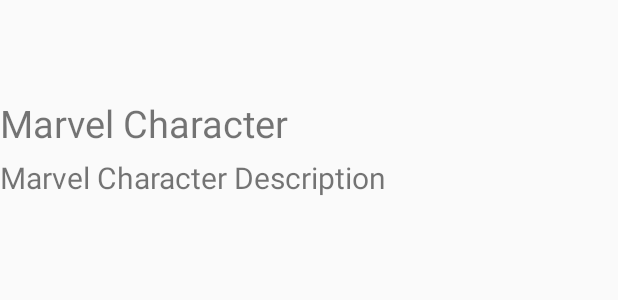
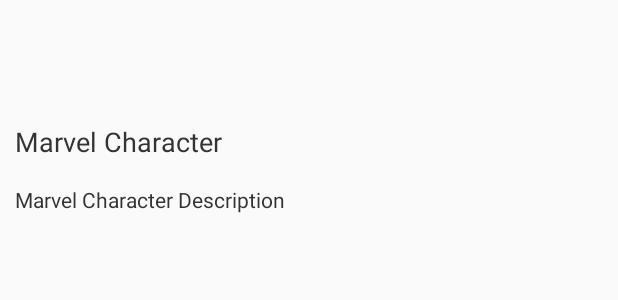
Before and after one commit to abhinavkumar17/CharacterExplorer, an Android app: the layout details_character.xml on its own in the app's theme, with its tools: preview values and no code run, on a phone screen of 412 x 824 dp. Shown: the top 300 px of the screen. Run offline under Robolectric (Android 15) with nearby library versions, the phone set to English and light mode, and no system bars.

Commit message:
Code Cleanup ans view standarization using styles

```diff
--- a/app/src/main/java/character/component/com/characterexplorer/characterdetails/CharacterDetailsFragment.java
+++ b/app/src/main/java/character/component/com/characterexplorer/characterdetails/CharacterDetailsFragment.java
@@ -18,7 +18,6 @@ public class CharacterDetailsFragment extends BaseFragment implements FetchChara
     private CharacterDetailsMvc mCharacterDetailsMvc;
     private FetchCharacterDetailsUseCase mFetchCharacterDetailsUseCase;
     private DialogsManager mDialogsManager;
-    Bundle args;
 
     private static final String ARG_QUESTION_ID = "ARG_QUESTION_ID";
 
@@ -31,7 +30,7 @@ public class CharacterDetailsFragment extends BaseFragment implements FetchChara
     }
 
     private String getCharacterId() {
-        return args.getString(ARG_QUESTION_ID);
+        return getArguments().getString(ARG_QUESTION_ID);
     }
 
 
--- a/app/src/main/java/character/component/com/characterexplorer/characterdetails/CharacterDetailsMvcImpl.java
+++ b/app/src/main/java/character/component/com/characterexplorer/characterdetails/CharacterDetailsMvcImpl.java
@@ -59,7 +59,7 @@ public class CharacterDetailsMvcImpl extends BaseViewMvc<CharacterDetailsMvc.Lis
         mToolbarViewMvc.setTitle(rowsModels.getName());
         Glide.with(getContext())
                 .load(rowsModels.getThumbnail().getPath() + "." + rowsModels.getThumbnail().getExtension())
-                .apply(new RequestOptions().override(200))
+                .apply(new RequestOptions().override(600))
                 .into(mImageView);
 
         final String url = rowsModels.getUrls().get(0).getUrl();
--- a/app/src/main/java/character/component/com/characterexplorer/characterlist/CharacterListFragment.java
+++ b/app/src/main/java/character/component/com/characterexplorer/characterlist/CharacterListFragment.java
@@ -21,6 +21,7 @@ import character.component.com.characterexplorer.usecase.FetchCharacterListUseCa
 
 public class CharacterListFragment extends BaseFragment implements CharacterListView.Listener, FetchCharacterListUseCase.Listener,
         NetworkStateReceiver.Listener {
+
     private CharacterListView mCharacterListView;
     private FetchCharacterListUseCase mFetchCharacterListUseCase;
     private DialogsManager mDialogsManager;
--- a/app/src/main/res/layout/activity_main.xml
+++ b/app/src/main/res/layout/activity_main.xml
@@ -9,8 +9,7 @@
 
     <FrameLayout
         android:id="@+id/frag_character"
-        android:layout_width="match_parent"
-        android:layout_height="wrap_content" />
+        style="@style/SectionLayout" />
 
 
 </LinearLayout>
--- a/app/src/main/res/layout/details_character.xml
+++ b/app/src/main/res/layout/details_character.xml
@@ -1,59 +1,45 @@
 <?xml version="1.0" encoding="utf-8"?>
 <LinearLayout xmlns:android="http://schemas.android.com/apk/res/android"
     xmlns:tools="http://schemas.android.com/tools"
-    android:layout_width="match_parent"
-    android:layout_height="wrap_content"
+    style="@style/SectionLayout"
     android:orientation="vertical">
 
     <include layout="@layout/element_toolbar" />
 
     <FrameLayout
-        android:layout_width="match_parent"
-        android:layout_height="match_parent"
-        android:paddingTop="5dp">
+        style="@style/MatchParentLayout"
+        android:paddingTop="@dimen/padding_internal">
 
         <ProgressBar
             android:id="@+id/progress"
-            android:layout_width="match_parent"
-            android:layout_height="match_parent"
-            android:layout_gravity="center"
+            style="@style/SectionLayout"
             android:visibility="gone" />
 
-        <ScrollView
-            android:layout_width="match_parent"
-            android:layout_height="match_parent">
+        <ScrollView style="@style/MatchParentLayout">
 
-            <RelativeLayout
-                android:layout_width="match_parent"
-                android:layout_height="wrap_content">
+            <RelativeLayout style="@style/SectionLayout">
 
                 <ImageView
                     android:id="@+id/img_character"
-                    android:layout_width="wrap_content"
-                    android:layout_height="wrap_content"
-                    android:paddingBottom="5dp" />
+                    style="@style/SectionLayout"
+                    android:paddingTop="@dimen/padding_internal_bigger"
+                    android:paddingBottom="@dimen/padding_internal" />
 
                 <TextView
                     android:id="@+id/name_character"
-                    android:layout_width="match_parent"
-                    android:layout_height="wrap_content"
+                    style="@style/TextTitle"
                     android:layout_below="@+id/img_character"
-                    android:paddingBottom="5dp"
-                    android:textSize="25sp"
                     tools:text="Marvel Character" />
 
                 <TextView
                     android:id="@+id/character_desc"
-                    android:layout_width="match_parent"
-                    android:layout_height="wrap_content"
+                    style="@style/TextDesc"
                     android:layout_below="@+id/name_character"
-                    android:textSize="20sp"
                     tools:text="Marvel Character Description" />
 
                 <Button
                     android:id="@+id/buttonPanel"
-                    android:layout_width="match_parent"
-                    android:layout_height="wrap_content"
+                    style="@style/Button"
                     android:layout_below="@+id/character_desc"
                     android:visibility="gone"
                     tools:text="External LINK" />
--- a/app/src/main/res/layout/element_toolbar.xml
+++ b/app/src/main/res/layout/element_toolbar.xml
@@ -3,8 +3,8 @@
     xmlns:app="http://schemas.android.com/apk/res-auto"
     android:id="@+id/toolbar"
     android:layout_width="match_parent"
-    android:layout_height="54dp"
-    android:minHeight="54dp"
+    android:layout_height="@dimen/toolbar_height"
+    android:minHeight="@dimen/toolbar_height"
     app:contentInsetEnd="0dp"
     app:contentInsetLeft="0dp"
     app:contentInsetRight="0dp"
--- a/app/src/main/res/values/colors.xml
+++ b/app/src/main/res/values/colors.xml
@@ -5,4 +5,6 @@
     <color name="colorAccent">#D81B60</color>
     <color name="white">#FFFFFF</color>
     <color name="black">#000000</color>
+    <color name="button_text">@android:color/white</color>
+    <color name="text_dark">#ff333333</color>
 </resources>
--- /dev/null
+++ b/app/src/main/res/values/dimens.xml
@@ -0,0 +1,12 @@
+<?xml version="1.0" encoding="utf-8"?>
+<resources>
+    <dimen name="padding_internal">5dp</dimen>
+    <dimen name="padding_internal_bigger">10dp</dimen>
+    <dimen name="text_size_primary">18sp</dimen>
+    <dimen name="text_size_secondary">14sp</dimen>
+    <dimen name="text_size_tool">20sp</dimen>
+    <dimen name="button_height">68dp</dimen>
+    <dimen name="padding_default">15dp</dimen>
+    <dimen name="toolbar_height">54dp</dimen>
+    <dimen name="zero_size">54dp</dimen>
+</resources>
--- a/app/src/main/res/values/styles.xml
+++ b/app/src/main/res/values/styles.xml
@@ -1,11 +1,68 @@
 <resources>
 
     <!-- Base application theme. -->
-    <style name="AppTheme" parent="Theme.AppCompat.Light.DarkActionBar">
+    <style name="AppTheme" parent="Theme.AppCompat.Light.NoActionBar">
         <!-- Customize your theme here. -->
         <item name="colorPrimary">@color/colorPrimary</item>
         <item name="colorPrimaryDark">@color/colorPrimaryDark</item>
         <item name="colorAccent">@color/colorAccent</item>
     </style>
 
+
+    <style name="Button">
+        <item name="android:textSize">@dimen/text_size_secondary</item>
+        <item name="android:textAllCaps">false</item>
+        <item name="android:clickable">true</item>
+        <item name="android:textColor">@color/black</item>
+        <item name="android:paddingTop">@dimen/padding_internal_bigger</item>
+        <item name="android:paddingBottom">@dimen/padding_internal_bigger</item>
+        <item name="android:paddingLeft">@dimen/padding_internal_bigger</item>
+        <item name="android:paddingRight">@dimen/padding_internal_bigger</item>
+        <item name="android:minHeight">@dimen/button_height</item>
+        <item name="android:layout_height">wrap_content</item>
+        <item name="android:layout_width">match_parent</item>
+        <item name="android:maxLines">1</item>
+        <item name="android:ellipsize">end</item>
+        <item name="android:gravity">center</item>
+    </style>
+
+    <style name="TextDesc">
+        <item name="android:layout_width">wrap_content</item>
+        <item name="android:layout_height">wrap_content</item>
+        <item name="android:includeFontPadding">false</item>
+        <item name="android:paddingTop">@dimen/padding_internal_bigger</item>
+        <item name="android:paddingLeft">@dimen/padding_internal_bigger</item>
+        <item name="android:paddingRight">@dimen/padding_internal_bigger</item>
+        <item name="android:textColor">@color/text_dark</item>
+        <item name="android:paddingBottom">@dimen/padding_internal_bigger</item>
+        <item name="android:textSize">@dimen/text_size_secondary</item>
+    </style>
+
+    <style name="TextTitle">
+        <item name="android:layout_width">wrap_content</item>
+        <item name="android:layout_height">wrap_content</item>
+        <item name="android:paddingTop">@dimen/padding_internal_bigger</item>
+        <item name="android:paddingLeft">@dimen/padding_internal_bigger</item>
+        <item name="android:paddingRight">@dimen/padding_internal_bigger</item>
+        <item name="android:includeFontPadding">false</item>
+        <item name="android:textColor">@color/text_dark</item>
+        <item name="android:paddingBottom">@dimen/padding_internal_bigger</item>
+        <item name="android:textSize">@dimen/text_size_primary</item>
+    </style>
+
+    <style name="MatchParentLayout">
+        <item name="android:layout_width">match_parent</item>
+        <item name="android:layout_height">match_parent</item>
+    </style>
+
+    <style name="SectionLayout">
+        <item name="android:layout_width">match_parent</item>
+        <item name="android:layout_height">wrap_content</item>
+    </style>
+
+    <style name="WrapContentLayout">
+        <item name="android:layout_width">wrap_content</item>
+        <item name="android:layout_height">wrap_content</item>
+    </style>
+
 </resources>
```
Also changed, not shown: app/src/main/java/character/component/com/characterexplorer/RetrofitClientInstance.java (deleted, +0 -21 lines), app/src/main/java/character/component/com/characterexplorer/adapter/CharacterAdapter.java (+3 -6 lines), app/src/main/res/drawable/border.xml (added, +8 -0 lines), app/src/main/res/layout/item_character.xml (+10 -6 lines), app/src/main/res/layout/layout_toolbar.xml (+6 -6 lines), app/src/main/res/layout/list_character.xml (+5 -9 lines).
